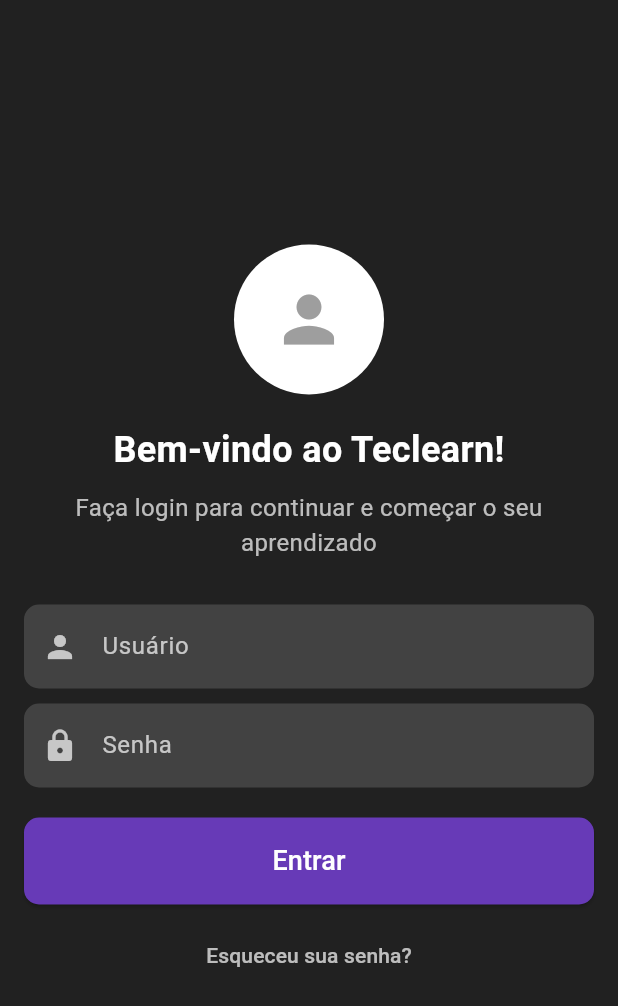
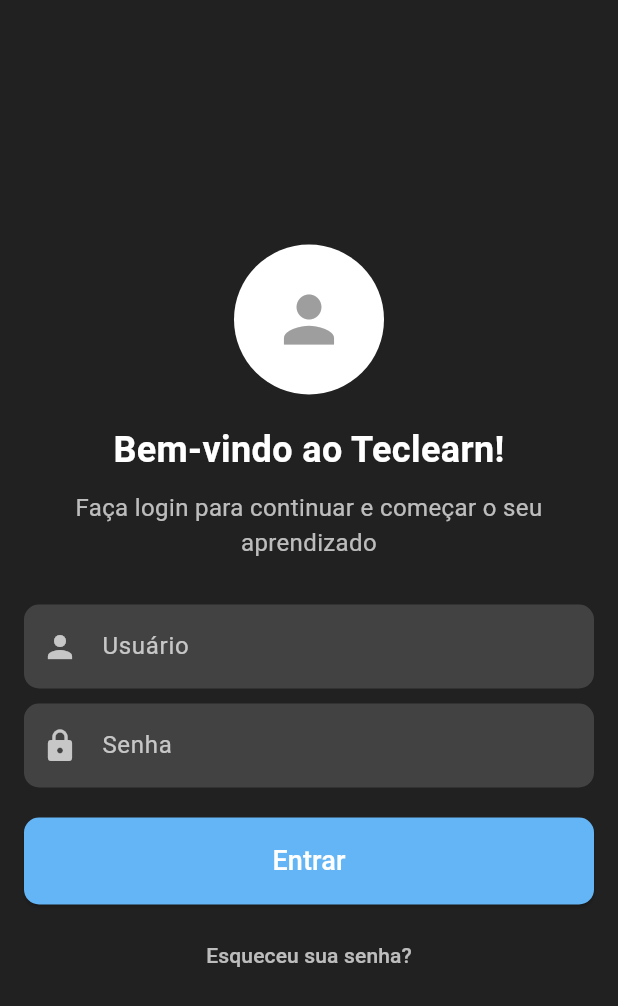
Before and after one commit to Organizacao-Tributo-Victor-Guimaraes/projeto_teclearn_flutter_2, a Flutter app: the screen it shows after launch, on a phone screen of 412 x 824 dp. Shown: the top 1006 px of the screen. Run offline on Flutter 3.47's test engine with Material 3 defaults, Android fonts, the phone set to English and light mode, and no system bars.

Commit message:
[feat] Mudança de cores de fundos
Mudança no funda das atividades para ficar mais claro.

```diff
--- a/projeto_teclearn_flutter/lib/fase2.dart
+++ b/projeto_teclearn_flutter/lib/fase2.dart
@@ -184,7 +184,7 @@
           },
         ),
       ),
-      backgroundColor: Colors.grey.shade900,
+      backgroundColor: const Color.fromARGB(255, 37, 91, 153),
       body: Column(
         mainAxisAlignment: MainAxisAlignment.center,
         crossAxisAlignment: CrossAxisAlignment.stretch,
--- a/projeto_teclearn_flutter/lib/main.dart
+++ b/projeto_teclearn_flutter/lib/main.dart
@@ -208,7 +208,7 @@
           },
         ),
       ),
-      backgroundColor: Colors.grey.shade900,
+      backgroundColor: const Color.fromARGB(255, 48, 92, 117),
       body: Column(
         mainAxisAlignment: MainAxisAlignment.center,
         crossAxisAlignment: CrossAxisAlignment.stretch,
--- a/projeto_teclearn_flutter/lib/telalogin.dart
+++ b/projeto_teclearn_flutter/lib/telalogin.dart
@@ -81,10 +81,8 @@
               ),
               const SizedBox(height: 20),
 
-              // Botão de Login
               ElevatedButton(
                 onPressed: () {
-                  // Navegar para a tela de seleção de fases
                   Navigator.push(
                     context,
                     MaterialPageRoute(
@@ -96,7 +94,7 @@
                   shape: RoundedRectangleBorder(
                     borderRadius: BorderRadius.circular(10),
                   ),
-                  backgroundColor: Colors.deepPurple,
+                  backgroundColor: Colors.blue.shade300,
                 ),
                 child: const Text(
                   'Entrar',
```
